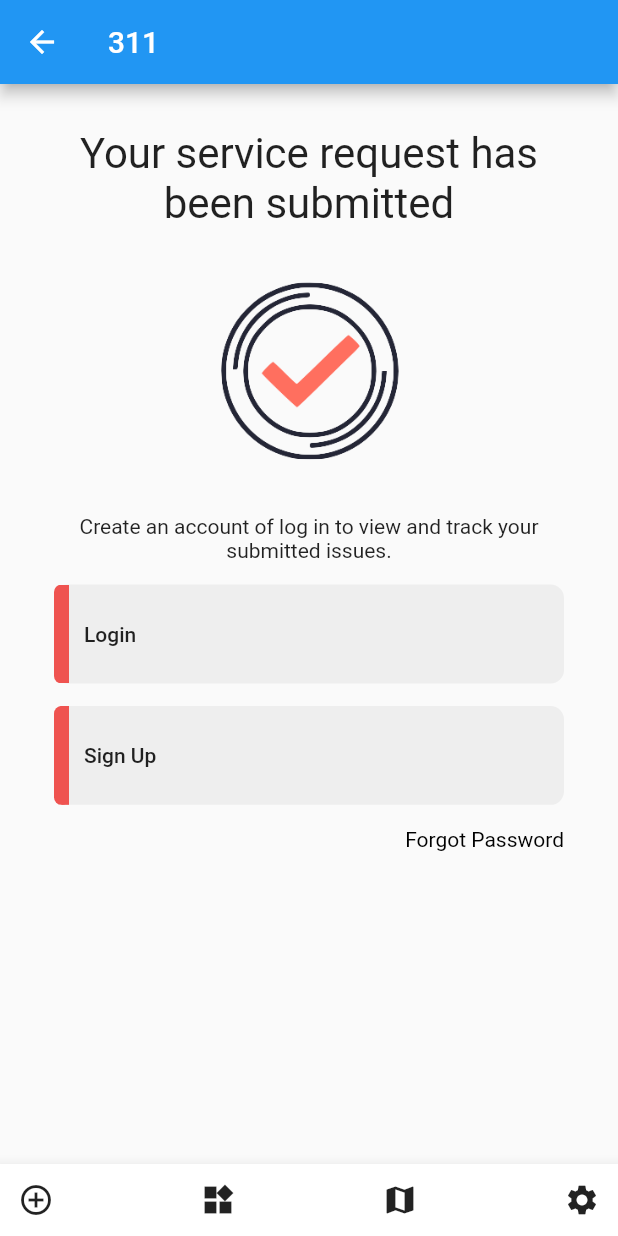
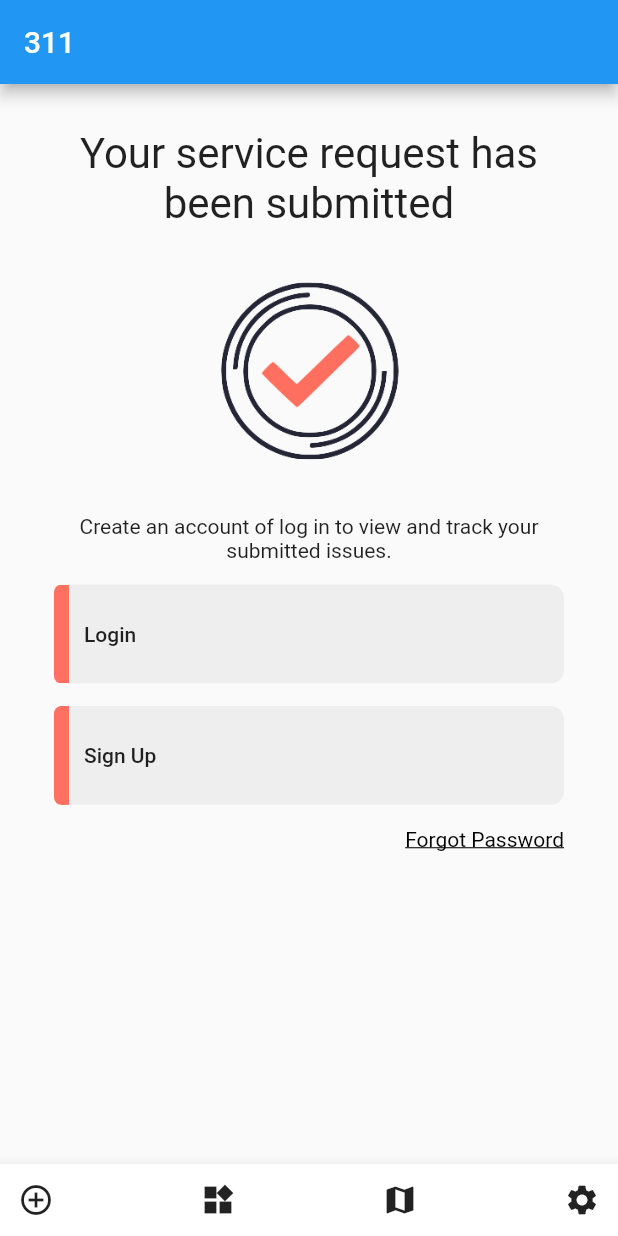
Before and after one commit to social-torch/open311-mobile, a Flutter app: the SubmitBody screen opened directly, on a phone screen of 412 x 824 dp. Run offline on Flutter 3.47's test engine with Material 2 defaults, Android fonts, the phone set to English and light mode, and no system bars; our stand-ins replace camera, dio, flutter_map, image_picker, latlong, location and 1 more; missing offline and left inert: amazon_cognito_identity_dart; network calls fail.

Commit message:
Color cleanup and fixed submit page navigation

```diff
--- /dev/null
+++ b/lib/custom_colors.dart
@@ -0,0 +1,7 @@
+import 'package:flutter/material.dart';
+
+class CustomColors{
+  CustomColors._();
+  static const salmon = const Color(0xFFFF7063);
+  static const appBarColor = const Color(0xFF262238);
+}
--- a/lib/custom_widgets.dart
+++ b/lib/custom_widgets.dart
@@ -1,5 +1,6 @@
 import 'package:flutter/material.dart';
 import 'data.dart';
+import 'custom_colors.dart';
 
 Widget _getDot(diam, stage, idx) {
   var clr = Colors.black;
@@ -135,7 +136,7 @@ class ColorSliverButton extends FlatButton {
                    decoration:
                      BoxDecoration(
                        borderRadius: BorderRadius.all(Radius.circular(9.0)),
-                       color: Colors.red[400],
+                       color: CustomColors.salmon,
                    ),
                  ),
                  Positioned(
@@ -144,7 +145,7 @@ class ColorSliverButton extends FlatButton {
                      width: 20.0,
                      height: DeviceData().ButtonHeight,
                      decoration: BoxDecoration(
-                       color: Colors.red[400],
+                       color: CustomColors.salmon,
                      ),
                    ),
                  ),
@@ -214,7 +215,7 @@ class ColorSliverTextField extends Container{
                    decoration:
                      BoxDecoration(
                        borderRadius: BorderRadius.all(Radius.circular(9.0)),
-                       color: Colors.red[400],
+                       color: CustomColors.salmon,
                    ),
                  ),
                  Positioned(
@@ -223,7 +224,7 @@ class ColorSliverTextField extends Container{
                      width: 6.0,
                      height: DeviceData().ButtonHeight*_getMaxLines(maxLines),
                      decoration: BoxDecoration(
-                       color: Colors.red[400],
+                       color: CustomColors.salmon,
                      ),
                    ),
                  ),
--- a/lib/main.dart
+++ b/lib/main.dart
@@ -12,6 +12,7 @@ import "settings.dart";
 import "location.dart";
 import "issue_type.dart";
 import "description.dart";
+import "submit.dart";
 import "globals.dart" as globals;
 
 Future<void> main() async {
@@ -32,6 +33,7 @@ Future<void> main() async {
     '/location': (context) => LocationUiPage(),
     '/issue_type': (context) => IssueTypePage(),
     '/description': (context) => DescriptionPage(),
+    '/submit': (context) => SubmitPage(),
   },
   ));
 }
--- a/lib/new_report.dart
+++ b/lib/new_report.dart
@@ -9,6 +9,7 @@ import 'location.dart';
 import 'issue_type.dart';
 import 'bottom_app_bar.dart';
 import 'custom_widgets.dart';
+import 'custom_colors.dart';
 
 
 class NewReportPage extends Page {
@@ -51,7 +52,10 @@ class NewReportBodyState extends State<NewReportBody> {
   @override
   Widget build(BuildContext context) {
     return new Scaffold (
-      appBar: AppBar(title: Text(APP_NAME)),
+      appBar: AppBar(
+        title: Text(APP_NAME),
+        backgroundColor: CustomColors.appBarColor,
+      ),
       bottomNavigationBar: commonBottomBar(context),
       body: Row (
         children: [
--- a/lib/submit.dart
+++ b/lib/submit.dart
@@ -43,7 +43,10 @@ class SubmitBodyState extends State<SubmitBody> {
 
     _apiGateway();
     return new Scaffold (
-      appBar: AppBar(title: Text(APP_NAME)),
+      appBar: AppBar(
+        title: Text(APP_NAME),
+        automaticallyImplyLeading: false,
+      ),
       bottomNavigationBar: commonBottomBar(context),
       body: Row (
         children: [
@@ -98,7 +101,10 @@ class SubmitBodyState extends State<SubmitBody> {
                       textAlign: TextAlign.right,
                       text: new TextSpan (
                         text: "Forgot Password",
-                        style: new TextStyle(color: Colors.black),
+                        style: new TextStyle(
+                          color: Colors.black,
+                          decoration: TextDecoration.underline,
+                        ),
                         recognizer: new TapGestureRecognizer()
                         ..onTap = () { },
                       )
```
Also changed, not shown: lib/description.dart (+2 -9 lines).
